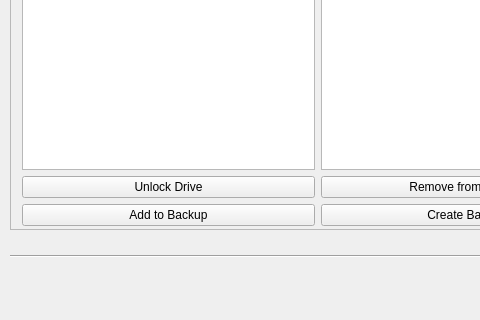
The window that ui/mainwindow/mainwindow.ui (shawn-sss/backtrack) describes before a commit, drawn with Qt 5; both pictures show x 0 to 480 and y 291 to 611 of the 934 by 611 pixel window.
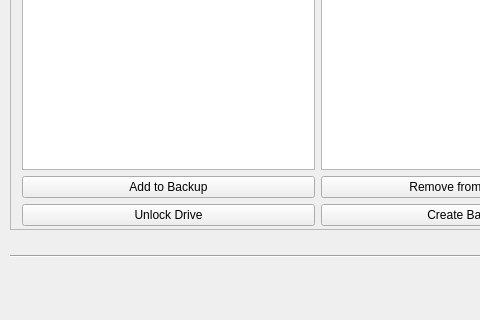
The same window after the commit.

Commit message: Adjust encryption unlock functionality

What changed in the file:
```diff
--- a/ui/mainwindow/mainwindow.ui
+++ b/ui/mainwindow/mainwindow.ui
@@ -72,16 +72,16 @@
          </widget>
         </item>
         <item>
-         <widget class="QPushButton" name="UnlockDriveButton">
+         <widget class="QPushButton" name="AddToBackupButton">
           <property name="text">
-           <string>Unlock Drive</string>
+           <string>Add to Backup</string>
           </property>
          </widget>
         </item>
         <item>
-         <widget class="QPushButton" name="AddToBackupButton">
+         <widget class="QPushButton" name="UnlockDriveButton">
           <property name="text">
-           <string>Add to Backup</string>
+           <string>Unlock Drive</string>
           </property>
          </widget>
         </item>
```
The commit also changes 3 other files.
